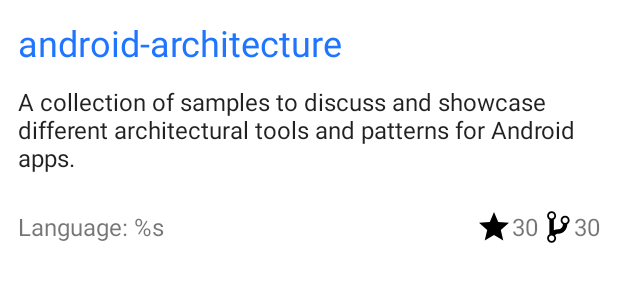
After one commit to kietnguyen711998/DemoPaging3Google, an Android app: the layout repo_view_item.xml on its own in the app's theme, with its tools: preview values and no code run, on a phone screen of 412 x 824 dp. The commit adds this screen. Shown: the top 300 px of the screen. Run offline under Robolectric (Android 15) with nearby library versions, the phone set to English and light mode, and no system bars.

Commit message:
push code2

```diff
--- a/app/src/main/java/com/example/demopaging3google/db/RemoteKeysDao.kt
+++ b/app/src/main/java/com/example/demopaging3google/db/RemoteKeysDao.kt
@@ -10,4 +10,7 @@ interface RemoteKeysDao {
 
     @Query("SELECT * FROM remote_keys WHERE repoId = repoId")
     suspend fun remoteRepoId(repoId: Long?) : RemoteKeys?
+
+    @Query("DELETE FROM remote_keys")
+    suspend fun clearRemoteKeys()
 }
--- /dev/null
+++ b/app/src/main/res/drawable/ic_git_branch.xml
@@ -0,0 +1,10 @@
+<vector
+    xmlns:android="http://schemas.android.com/apk/res/android"
+    android:width="24dp"
+    android:height="24dp"
+    android:viewportHeight="24"
+    android:viewportWidth="24">
+    <path
+        android:fillColor="#000000"
+        android:pathData="M 21.081 7.505 C 21.081 5.842 19.746 4.508 18.081 4.508 C 16.416 4.508 15.081 5.842 15.081 7.505 C 15.081 8.599 15.696 9.573 16.581 10.082 L 16.581 10.532 C 16.551 11.311 16.236 12 15.636 12.599 C 15.036 13.199 14.346 13.513 13.566 13.543 C 12.321 13.573 11.346 13.783 10.566 14.218 L 10.566 7.085 C 11.451 6.576 12.066 5.617 12.066 4.508 C 12.066 2.845 10.731 1.512 9.066 1.512 C 7.401 1.512 6.081 2.845 6.081 4.508 C 6.081 5.602 6.696 6.576 7.581 7.085 L 7.581 16.915 C 6.696 17.439 6.081 18.398 6.081 19.492 C 6.081 21.155 7.416 22.488 9.081 22.488 C 10.746 22.488 12.081 21.155 12.081 19.492 C 12.081 18.698 11.781 17.993 11.286 17.454 C 11.421 17.364 12.006 16.84 12.171 16.75 C 12.546 16.585 13.011 16.495 13.581 16.495 C 15.156 16.42 16.506 15.821 17.706 14.622 C 18.906 13.423 19.506 11.655 19.581 10.097 L 19.551 10.097 C 20.466 9.558 21.081 8.599 21.081 7.505 Z M 9.081 2.71 C 10.071 2.71 10.881 3.534 10.881 4.508 C 10.881 5.482 10.056 6.306 9.081 6.306 C 8.106 6.306 7.281 5.482 7.281 4.508 C 7.281 3.534 8.106 2.71 9.081 2.71 Z M 9.081 21.305 C 8.091 21.305 7.281 20.481 7.281 19.507 C 7.281 18.533 8.106 17.709 9.081 17.709 C 10.056 17.709 10.881 18.533 10.881 19.507 C 10.881 20.481 10.056 21.305 9.081 21.305 Z M 18.081 9.318 C 17.091 9.318 16.281 8.494 16.281 7.52 C 16.281 6.546 17.106 5.722 18.081 5.722 C 19.056 5.722 19.881 6.546 19.881 7.52 C 19.881 8.494 19.056 9.318 18.081 9.318 Z"/>
+</vector>
--- /dev/null
+++ b/app/src/main/res/drawable/ic_star.xml
@@ -0,0 +1,24 @@
+<!--
+  ~ Copyright (C) 2018 The Android Open Source Project
+  ~
+  ~ Licensed under the Apache License, Version 2.0 (the "License");
+  ~ you may not use this file except in compliance with the License.
+  ~ You may obtain a copy of the License at
+  ~
+  ~      http://www.apache.org/licenses/LICENSE-2.0
+  ~
+  ~ Unless required by applicable law or agreed to in writing, software
+  ~ distributed under the License is distributed on an "AS IS" BASIS,
+  ~ WITHOUT WARRANTIES OR CONDITIONS OF ANY KIND, either express or implied.
+  ~ See the License for the specific language governing permissions and
+  ~ limitations under the License.
+  -->
+<vector xmlns:android="http://schemas.android.com/apk/res/android"
+        android:width="24dp"
+        android:height="24dp"
+        android:viewportWidth="24.0"
+        android:viewportHeight="24.0">
+    <path
+        android:fillColor="#FF000000"
+        android:pathData="M12,17.27L18.18,21l-1.64,-7.03L22,9.24l-7.19,-0.61L12,2 9.19,8.63 2,9.24l5.46,4.73L5.82,21z"/>
+</vector>
--- /dev/null
+++ b/app/src/main/res/layout/repo_view_item.xml
@@ -0,0 +1,88 @@
+<?xml version="1.0" encoding="utf-8"?>
+
+<androidx.constraintlayout.widget.ConstraintLayout xmlns:android="http://schemas.android.com/apk/res/android"
+    xmlns:app="http://schemas.android.com/apk/res-auto"
+    xmlns:tools="http://schemas.android.com/tools"
+    android:layout_width="match_parent"
+    android:layout_height="wrap_content"
+    android:paddingHorizontal="@dimen/row_item_margin_horizontal"
+    android:paddingTop="@dimen/row_item_margin_vertical"
+    tools:ignore="UnusedAttribute">
+
+    <TextView
+        android:id="@+id/repo_name"
+        android:layout_width="0dp"
+        android:layout_height="wrap_content"
+        android:textColor="@color/titleColor"
+        android:textSize="@dimen/repo_name_size"
+        app:layout_constraintEnd_toEndOf="parent"
+        app:layout_constraintStart_toStartOf="parent"
+        app:layout_constraintTop_toTopOf="parent"
+        tools:text="android-architecture" />
+
+    <TextView
+        android:id="@+id/repo_description"
+        android:layout_width="0dp"
+        android:layout_height="wrap_content"
+        android:maxLines="10"
+        android:paddingVertical="@dimen/row_item_margin_vertical"
+        android:textColor="?android:textColorPrimary"
+        android:textSize="@dimen/repo_description_size"
+        app:layout_constraintEnd_toEndOf="parent"
+        app:layout_constraintStart_toStartOf="parent"
+        app:layout_constraintTop_toBottomOf="@+id/repo_name"
+        tools:ignore="UnusedAttribute"
+        tools:text="A collection of samples to discuss and showcase different architectural tools and patterns for Android apps." />
+
+    <TextView
+        android:id="@+id/repo_language"
+        android:layout_width="0dp"
+        android:layout_height="wrap_content"
+        android:layout_marginStart="0dp"
+        android:paddingVertical="@dimen/row_item_margin_vertical"
+        android:text="@string/language"
+        android:textSize="@dimen/repo_description_size"
+        app:layout_constraintStart_toStartOf="parent"
+        app:layout_constraintTop_toBottomOf="@+id/repo_description"
+        tools:ignore="RtlCompat" />
+
+    <ImageView
+        android:id="@+id/star"
+        android:layout_width="0dp"
+        android:layout_height="wrap_content"
+        android:layout_marginVertical="@dimen/row_item_margin_vertical"
+        android:src="@drawable/ic_star"
+        app:layout_constraintBottom_toBottomOf="@+id/repo_stars"
+        app:layout_constraintEnd_toStartOf="@+id/repo_stars"
+        app:layout_constraintTop_toTopOf="@+id/repo_stars" />
+
+    <TextView
+        android:id="@+id/repo_stars"
+        android:layout_width="wrap_content"
+        android:layout_height="wrap_content"
+        android:paddingVertical="@dimen/row_item_margin_vertical"
+        android:textSize="@dimen/repo_description_size"
+        app:layout_constraintBaseline_toBaselineOf="@+id/repo_forks"
+        app:layout_constraintEnd_toStartOf="@id/forks"
+        tools:text="30" />
+
+    <ImageView
+        android:id="@+id/forks"
+        android:layout_width="0dp"
+        android:layout_height="wrap_content"
+        android:layout_marginVertical="@dimen/row_item_margin_vertical"
+        android:src="@drawable/ic_git_branch"
+        app:layout_constraintBottom_toBottomOf="@+id/repo_forks"
+        app:layout_constraintEnd_toStartOf="@+id/repo_forks"
+        app:layout_constraintTop_toTopOf="@+id/repo_forks" />
+
+    <TextView
+        android:id="@+id/repo_forks"
+        android:layout_width="wrap_content"
+        android:layout_height="wrap_content"
+        android:paddingVertical="@dimen/row_item_margin_vertical"
+        android:textSize="@dimen/repo_description_size"
+        app:layout_constraintEnd_toEndOf="parent"
+        app:layout_constraintTop_toBottomOf="@+id/repo_description"
+        tools:text="30" />
+</androidx.constraintlayout.widget.ConstraintLayout>
--- a/app/src/main/res/values/strings.xml
+++ b/app/src/main/res/values/strings.xml
@@ -1,3 +1,9 @@
 <resources>
     <string name="app_name">DemoPaging3Google</string>
+    <string name="loading">Loading</string>
+    <string name="language">Language: %s</string>
+    <string name="search_hint">GitHub Repository</string>
+    <string name="no_results">No results 😓</string>
+    <string name="unknown">\?</string>
+    <string name="retry">Retry</string>
 </resources>
```
Also changed, not shown: app/src/main/java/com/example/demopaging3google/data/GithubRemoteMediator.kt (+13 -4 lines), app/src/main/java/com/example/demopaging3google/data/GithubRepository.kt (+27 -0 lines), app/src/main/java/com/example/demopaging3google/db/RepoDao.kt (+8 -0 lines), app/src/main/java/com/example/demopaging3google/ui/RepoViewHolder.kt (added, +76 -0 lines), app/src/main/java/com/example/demopaging3google/ui/ReposAdapter.kt (added, +52 -0 lines), app/src/main/java/com/example/demopaging3google/ui/SearchRepositoriesActivity.kt (+7 -0 lines), app/src/main/java/com/example/demopaging3google/ui/SearchRepositoriesViewModel.kt (added, +61 -0 lines), app/src/main/java/com/example/demopaging3google/ui/SeparatorViewHolder.kt (added, +24 -0 lines), app/src/main/java/com/example/demopaging3google/ui/ViewModelFactory.kt (+6 -2 lines), app/src/main/res/drawable/ic_eye.xml (added, +24 -0 lines), app/src/main/res/layout/activity_search_repositories.xml (+57 -5 lines), app/src/main/res/layout/separator_view_item.xml (added, +21 -0 lines), app/src/main/res/values/colors.xml (+8 -0 lines), app/src/main/res/values/dimens.xml (added, +27 -0 lines).
